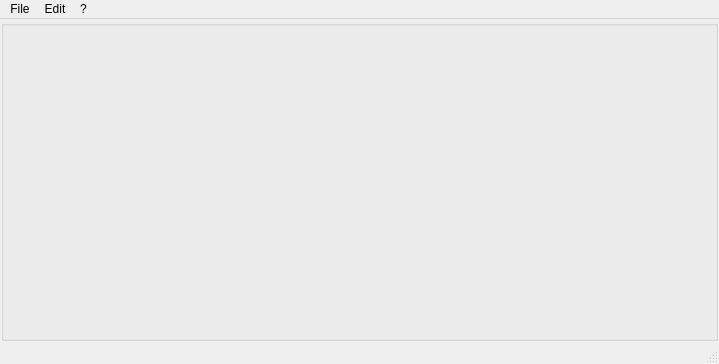
Above: src/QSviz/resources/mainwindow.ui from BCDA-APS/QSview before the change. Below: the same form after it.
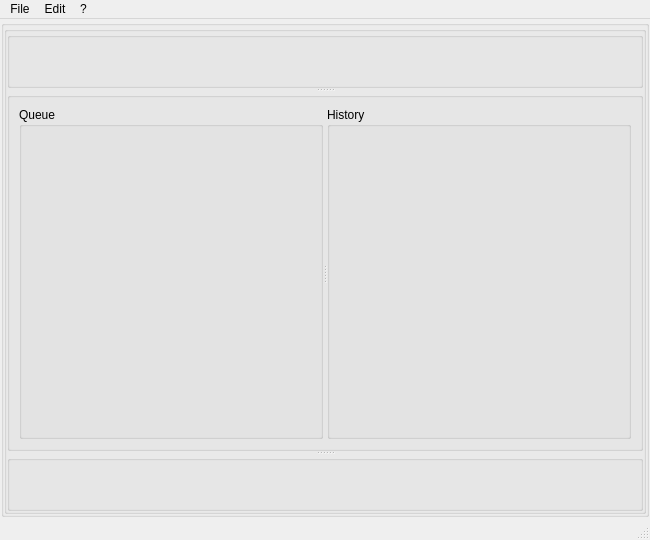
That is the form after the change.

Commit message: Update UI files to include proper layouts and add icons

Patch:
```diff
--- a/src/QSviz/resources/mainwindow.ui
+++ b/src/QSviz/resources/mainwindow.ui
@@ -6,8 +6,8 @@
    <rect>
     <x>0</x>
     <y>0</y>
-    <width>719</width>
-    <height>364</height>
+    <width>650</width>
+    <height>540</height>
    </rect>
   </property>
   <property name="windowTitle">
@@ -35,7 +35,7 @@
       <property name="title">
        <string/>
       </property>
-      <layout class="QHBoxLayout" name="horizontalLayout_2">
+      <layout class="QVBoxLayout" name="verticalLayout_2">
        <property name="leftMargin">
         <number>0</number>
        </property>
@@ -49,10 +49,121 @@
         <number>0</number>
        </property>
        <item>
-        <widget class="QWidget" name="widget" native="true">
+        <widget class="QGroupBox" name="groupBox">
          <property name="toolTip">
           <string extracomment="Select"/>
          </property>
+         <layout class="QGridLayout" name="gridLayout" columnstretch="1">
+          <property name="leftMargin">
+           <number>0</number>
+          </property>
+          <property name="topMargin">
+           <number>0</number>
+          </property>
+          <property name="rightMargin">
+           <number>0</number>
+          </property>
+          <property name="bottomMargin">
+           <number>0</number>
+          </property>
+          <item row="0" column="0">
+           <widget class="QSplitter" name="splitter_V">
+            <property name="orientation">
+             <enum>Qt::Vertical</enum>
+            </property>
+            <widget class="QGroupBox" name="groupBox_status">
+             <property name="title">
+              <string/>
+             </property>
+             <layout class="QVBoxLayout" name="verticalLayout_3">
+              <property name="leftMargin">
+               <number>0</number>
+              </property>
+              <property name="topMargin">
+               <number>0</number>
+              </property>
+              <property name="rightMargin">
+               <number>0</number>
+              </property>
+              <property name="bottomMargin">
+               <number>0</number>
+              </property>
+             </layout>
+            </widget>
+            <widget class="QGroupBox" name="groupBox_monitor">
+             <property name="title">
+              <string/>
+             </property>
+             <layout class="QHBoxLayout" name="horizontalLayout">
+              <item>
+               <widget class="QSplitter" name="splitter_H">
+                <property name="orientation">
+                 <enum>Qt::Horizontal</enum>
+                </property>
+                <widget class="QGroupBox" name="groupBox_queue">
+                 <property name="title">
+                  <string>Queue</string>
+                 </property>
+                 <layout class="QVBoxLayout" name="verticalLayout_4">
+                  <property name="leftMargin">
+                   <number>0</number>
+                  </property>
+                  <property name="topMargin">
+                   <number>0</number>
+                  </property>
+                  <property name="rightMargin">
+                   <number>0</number>
+                  </property>
+                  <property name="bottomMargin">
+                   <number>0</number>
+                  </property>
+                 </layout>
+                </widget>
+                <widget class="QGroupBox" name="groupBox_history">
+                 <property name="title">
+                  <string>History</string>
+                 </property>
+                 <layout class="QVBoxLayout" name="verticalLayout_5">
+                  <property name="leftMargin">
+                   <number>0</number>
+                  </property>
+                  <property name="topMargin">
+                   <number>0</number>
+                  </property>
+                  <property name="rightMargin">
+                   <number>0</number>
+                  </property>
+                  <property name="bottomMargin">
+                   <number>0</number>
+                  </property>
+                 </layout>
+                </widget>
+               </widget>
+              </item>
+             </layout>
+            </widget>
+            <widget class="QGroupBox" name="groupBox_console">
+             <property name="title">
+              <string/>
+             </property>
+             <layout class="QVBoxLayout" name="verticalLayout_6">
+              <property name="leftMargin">
+               <number>0</number>
+              </property>
+              <property name="topMargin">
+               <number>0</number>
+              </property>
+              <property name="rightMargin">
+               <number>0</number>
+              </property>
+              <property name="bottomMargin">
+               <number>0</number>
+              </property>
+             </layout>
+            </widget>
+           </widget>
+          </item>
+         </layout>
         </widget>
        </item>
       </layout>
@@ -65,8 +176,8 @@
     <rect>
      <x>0</x>
      <y>0</y>
-     <width>719</width>
-     <height>24</height>
+     <width>650</width>
+     <height>38</height>
     </rect>
    </property>
    <widget class="QMenu" name="menuFile">
```
The commit also changes 23 other files.
